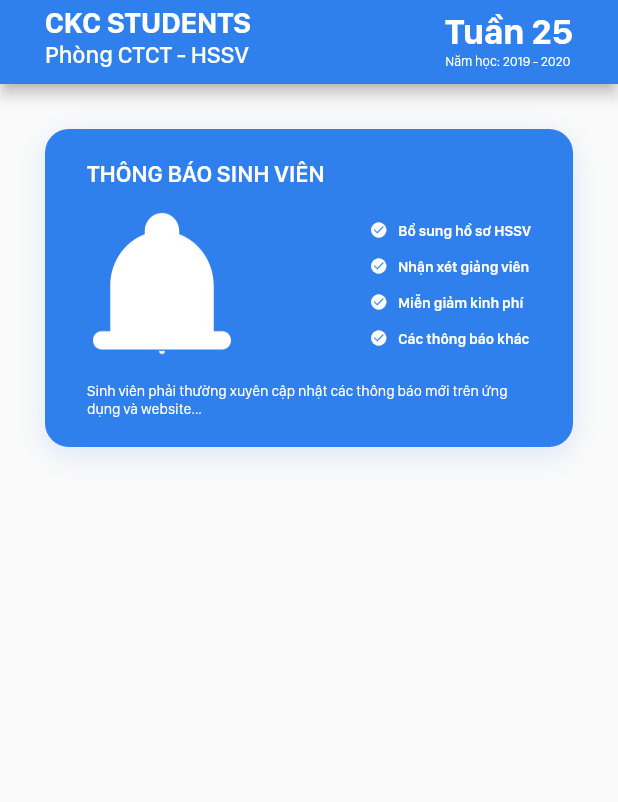
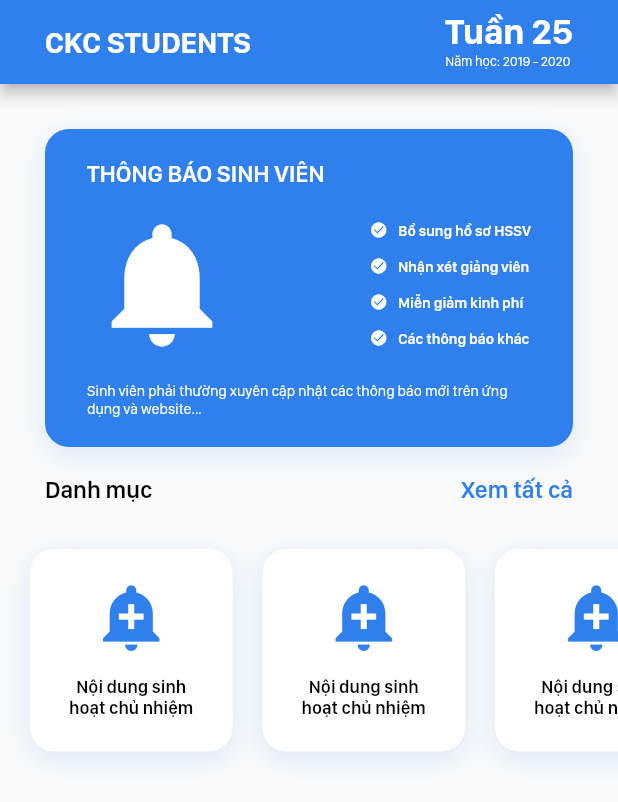
Before and after one commit to baoloc008/ckcstudent, a Flutter app: the screen it shows after launch, on a phone screen of 412 x 824 dp. Shown: the top 802 px of the screen. Run offline on Flutter 3.47's test engine with Material 2 defaults, Android fonts, the phone set to English and light mode, and no system bars.

Commit message:
update UI HomePage

```diff
--- a/lib/pages/home.dart
+++ b/lib/pages/home.dart
@@ -1,6 +1,7 @@
+import 'package:ckcstudent/pages/widgets/category_header.dart';
+import 'package:ckcstudent/pages/widgets/category_list.dart';
 import 'package:ckcstudent/pages/widgets/top_banner.dart';
 import 'package:flutter/material.dart';
-import 'package:ckcstudent/pages/widgets/left_appbar.dart';
 import 'package:ckcstudent/pages/widgets/right_appbar.dart';
 
 class HomePageBody extends StatelessWidget {
@@ -10,6 +11,8 @@ class HomePageBody extends StatelessWidget {
       child: Column(
         children: <Widget>[
           TopBanner(),
+          CategoryHeader(),
+          CategoryList(),
         ],
       ),
     );
@@ -21,21 +24,20 @@ class HomePage extends StatelessWidget {
   Widget build(BuildContext context) {
     return Scaffold(
       appBar: AppBar(
-        flexibleSpace: FlexibleSpaceBar(
-          centerTitle: false,
-          titlePadding: EdgeInsetsDirectional.fromSTEB(30, 0, 30, 10),
-          title: Container(
-            child: Container(
-              child: Row(
-                mainAxisAlignment: MainAxisAlignment.spaceBetween,
-                children: <Widget>[
-                  LeftAppBar(), // left content
-                  RightAppBar(), // right content
-                ],
-              ),
-            ),
+        titleSpacing: 30,
+        title: Text(
+          'CKC STUDENTS',
+          style: TextStyle(
+            fontSize: 20,
+            fontFamily: 'SFCompactDisplay-Bold',
           ),
         ),
+        actions: <Widget>[
+          Container(
+            padding: EdgeInsets.only(right: 30, bottom: 10),
+            child: RightAppBar(),
+          )
+        ],
       ),
       body: HomePageBody(),
     );
--- /dev/null
+++ b/lib/pages/widgets/category_header.dart
@@ -0,0 +1,31 @@
+import 'package:flutter/material.dart';
+
+class CategoryHeader extends StatelessWidget {
+  @override
+  Widget build(BuildContext context) {
+    return Container(
+      margin: EdgeInsets.fromLTRB(30, 19, 30, 0),
+      child: Row(
+        mainAxisAlignment: MainAxisAlignment.spaceBetween,
+        children: <Widget>[
+          Text(
+            'Danh mục',
+            style: TextStyle(
+              fontFamily: 'SFCompactDisplay-Semibold',
+              fontSize: 16,
+              color: Colors.black,
+            ),
+          ),
+          Text(
+            'Xem tất cả',
+            style: TextStyle(
+              fontFamily: 'SFCompactDisplay-Semibold',
+              fontSize: 16,
+              color: Theme.of(context).primaryColor,
+            ),
+          ),
+        ],
+      ),
+    );
+  }
+}
--- /dev/null
+++ b/lib/pages/widgets/category_list.dart
@@ -0,0 +1,78 @@
+import 'package:flutter/material.dart';
+
+var categoryList = [1, 2, 3];
+
+class CategoryItem extends StatelessWidget {
+  // String text;
+  // String imageSrc;
+  // CategoryItem({this.text, this.imageSrc});
+  @override
+  Widget build(BuildContext context) {
+    return Container(
+      width: 135,
+      height: 135,
+      padding: EdgeInsets.all(20),
+      decoration: BoxDecoration(
+        color: Colors.white,
+        boxShadow: [
+          BoxShadow(
+            color: Color.fromARGB(41, 50, 132, 229),
+            blurRadius: 16,
+            spreadRadius: 0,
+            offset: Offset(0, 5),
+          )
+        ],
+        borderRadius: BorderRadius.all(Radius.circular(16)),
+      ),
+      child: Column(
+        children: <Widget>[
+          Icon(
+            Icons.add_alert,
+            color: Theme.of(context).primaryColor,
+            size: 50,
+          ),
+          SizedBox(
+            height: 15,
+          ),
+          Text(
+            'Nội dung sinh hoạt chủ nhiệm',
+            textAlign: TextAlign.center,
+            style: TextStyle(
+              color: Colors.black,
+              fontFamily: 'SFCompactDisplay-Semibold',
+              fontSize: 12,
+            ),
+          )
+        ],
+      ),
+    );
+  }
+}
+
+class CategoryList extends StatelessWidget {
+  @override
+  Widget build(BuildContext context) {
+    return Container(
+      height: 167.0, // 167 = 135 + 16 * 2
+      margin: EdgeInsets.only(top: 19),
+      child: ListView.separated(
+        padding: EdgeInsets.only(
+          left: 20, // equal separator.width
+          top: 11, // equal equal blurRadius - offset.y
+          right: 20, // equal separator.width
+          bottom: 21, // equal blurRadius + offset.y
+        ),
+        itemCount: 10,
+        scrollDirection: Axis.horizontal,
+        itemBuilder: (context, index) {
+          return CategoryItem();
+        },
+        separatorBuilder: (context, index) {
+          return SizedBox(
+            width: 20,
+          );
+        },
+      ),
+    );
+  }
+}
--- a/lib/pages/widgets/left_appbar.dart
+++ /dev/null
@@ -1,29 +0,0 @@
-import 'package:flutter/material.dart';
-
-class LeftAppBar extends StatelessWidget {
-  @override
-  Widget build(BuildContext context) {
-    return Container(
-      child: Column(
-        mainAxisAlignment: MainAxisAlignment.end,
-        crossAxisAlignment: CrossAxisAlignment.start,
-        children: <Widget>[
-          Text(
-            'CKC STUDENTS',
-            style: TextStyle(
-              fontSize: 20,
-              fontFamily: 'SFCompactDisplay-Bold',
-            ),
-          ),
-          Text(
-            'Phòng CTCT - HSSV',
-            style: TextStyle(
-              fontSize: 16,
-              fontFamily: 'SFCompactDisplay-Medium',
-            ),
-          )
-        ],
-      ),
-    );
-  }
-}
--- a/lib/pages/widgets/top_banner.dart
+++ b/lib/pages/widgets/top_banner.dart
@@ -63,10 +63,10 @@ class TopBanner extends StatelessWidget {
             Row(
               mainAxisAlignment: MainAxisAlignment.spaceBetween,
               children: <Widget>[
-                Container(
-                  width: 100,
-                  height: 100,
-                  child: Image.asset('assets/iconNotification.png'),
+                Icon(
+                  Icons.notifications,
+                  color: Colors.white,
+                  size: 100,
                 ),
                 Column(
                   crossAxisAlignment: CrossAxisAlignment.start,
--- a/pubspec.yaml
+++ b/pubspec.yaml
@@ -42,8 +42,8 @@ flutter:
   uses-material-design: true
 
   # To add assets to your application, add an assets section, like this:
-  assets:
-    - assets/iconNotification.png
+  # assets:
+    # - assets/iconNotification.png
 
   # An image asset can refer to one or more resolution-specific "variants", see
   # https://flutter.dev/assets-and-images/#resolution-aware.
```
Also changed, not shown: assets/iconNotification.png (deleted).
